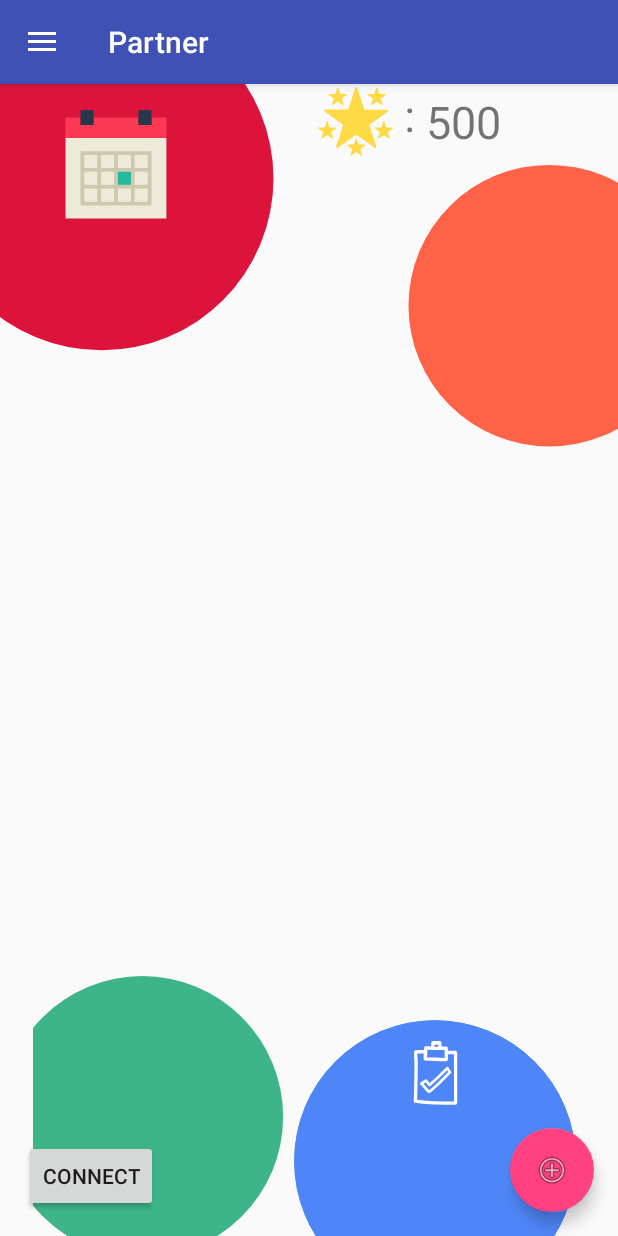
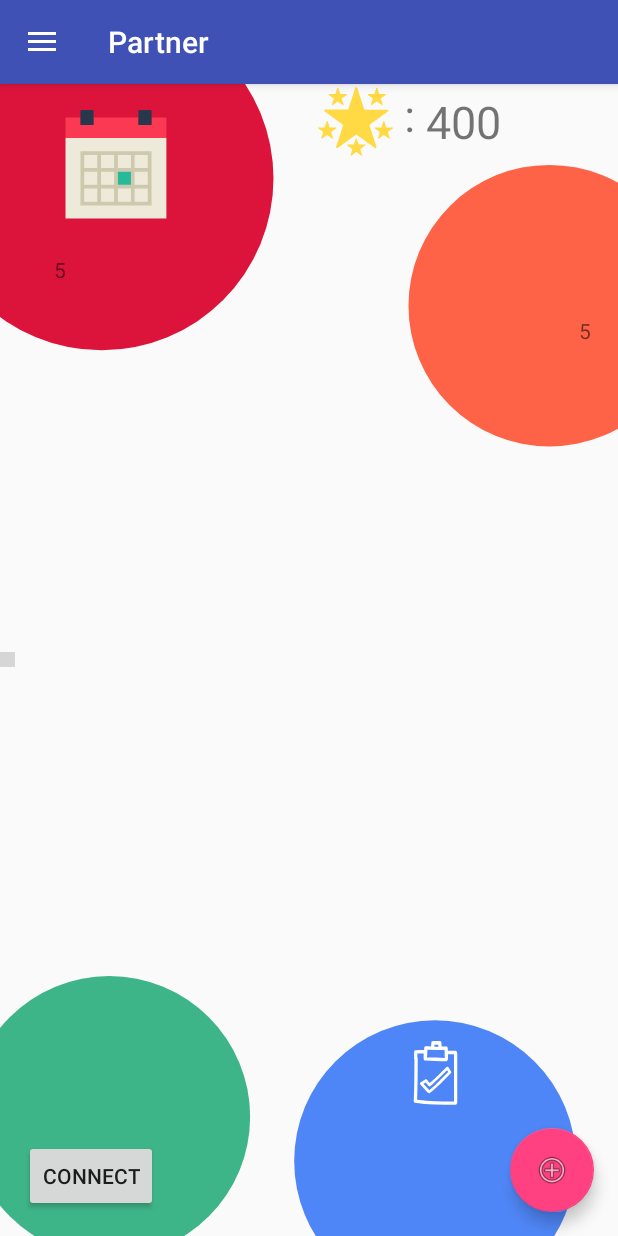
Before and after one commit to Durumari/partner, an Android app: the screen it shows after launch (MainActivity), on a phone screen of 412 x 824 dp. Run offline under Robolectric (Android 15) with nearby library versions, the phone set to English and light mode, and no system bars; libraries missing offline, so code that uses them is left out: com.naver.speech, com.perples.recosdk, net.daum.mf; 18 statements that could not run were skipped; grey boxes are pictures that could not be loaded.

Commit message:
DefaultFragment update

```diff
--- a/app/src/main/java/com/a3did/partner/fragmentlist/DefaultFragment.java
+++ b/app/src/main/java/com/a3did/partner/fragmentlist/DefaultFragment.java
@@ -4,6 +4,7 @@ import android.content.Context;
 import android.net.Uri;
 import android.os.Bundle;
 import android.app.Fragment;
+import android.support.design.widget.FloatingActionButton;
 import android.util.Log;
 import android.view.LayoutInflater;
 import android.view.View;
@@ -12,11 +13,13 @@ import android.widget.ImageView;
 
 import com.a3did.partner.account.PartnerUserInfo;
 import com.a3did.partner.account.UserManager;
+import com.a3did.partner.adapterlist.RewardListAdapter;
 import com.a3did.partner.partner.MainActivity;
 import com.a3did.partner.partner.R;
 import android.view.View.OnClickListener;
 import android.widget.TextView;
 
+import static com.a3did.partner.partner.R.id.textView;
 import static com.a3did.partner.partner.R.id.toolbar;
 
 
@@ -43,6 +46,9 @@ public class DefaultFragment extends android.support.v4.app.Fragment {
     MainActivity mActivity;
     Context mContext;
     UserManager mUserManager;
+
+    ImageView ViewVoiceActive;
+    ImageView ViewVoiceInactive;
 
     public void setContext(Context context) {
         mContext = context;
@@ -92,6 +98,47 @@ public class DefaultFragment extends android.support.v4.app.Fragment {
         for (int i = 0; i < images.length; i++) {
             images[i].setOnClickListener(mOnClickListener);
         }
+        RewardListAdapter mListAdapter = new RewardListAdapter();
+        UserManager userManager = UserManager.getInstance();
+        PartnerUserInfo userInfo = userManager.getCurrentUserInfo();
+        if(userInfo != null){
+            Log.d("ERROR", "no user info");
+            mListAdapter.setList(userInfo.mRewardInfoList);
+        }
+
+        // Setting the number of list present
+        TextView mTextViewStar = (TextView) view.findViewById(R.id.default_star_num);
+        mTextViewStar.setText(""+userInfo.mStarNumber);
+        TextView mTextViewAssist = (TextView) view.findViewById(R.id.assistanceNum);
+        mTextViewAssist.setText(""+userInfo.mScheduleInfoList.size());
+        TextView mTextViewAchieve = (TextView) view.findViewById(R.id.achieveNum);
+        mTextViewAchieve.setText(""+userInfo.mAchievementInfoList.size());
+        TextView mTextViewReward = (TextView) view.findViewById(R.id.rewardNum);
+        mTextViewReward.setText(""+userInfo.mRewardInfoList.size());
+        TextView mTextViewCompleteList = (TextView) view.findViewById(R.id.completeNum);
+        mTextViewCompleteList.setText(""+userInfo.mCompletedInfoList.size());
+
+        //Checking voice recognition is activated or not
+        // red for not activated
+        // green for activated
+        ViewVoiceActive=(ImageView) view.findViewById(R.id.circleGreen);
+        ViewVoiceInactive=(ImageView) view.findViewById(R.id.circleRed);
+        mActivity.runOnUiThread(new Runnable() {
+            @Override
+            public void run() {
+                if (mActivity.isRunning){
+                    Log.d("TEST","naver voice recognition activated");
+                    ViewVoiceActive.setVisibility(View.VISIBLE);
+                    ViewVoiceInactive.setVisibility(View.INVISIBLE);
+
+                }
+                else{
+                    Log.d("TEST","naver voice recognition not activated");
+                    ViewVoiceActive.setVisibility(View.INVISIBLE);
+                    ViewVoiceInactive.setVisibility(View.VISIBLE);
+                }
+            }
+        });
 
         return view;
     }
@@ -174,42 +221,11 @@ public class DefaultFragment extends android.support.v4.app.Fragment {
      * "http://developer.android.com/training/basics/fragments/communicating.html"
      * >Communicating with Other Fragments</a> for more information.
      */
+
     public interface OnFragmentInteractionListener {
         // TODO: Update argument type and name
         void onFragmentInteraction(Uri uri);
     }
-//    public void onClickHandler (View v)
-//    {
-//        switch (v.getId()) {
-//            case R.id.imageView1:
-//                Log.d("log", "assistance");
-//
-//                break;
-//
-//            case R.id.imageView2:
-//                Log.d("log", "Achievement");
-//                break;
-//
-//            case R.id.imageView3:
-//                Log.d("log", "Assistance");
-//                break;
-//
-//            case R.id.imageView4:
-//                Log.d("log", "Reward");
-//                break;
-//
-//            case R.id.imageMoomin:
-//                Log.d("log", "Moomin");
-//                break;
-//
-//            default:
-//                Log.d("log", "Completed List");
-//                break;
-//
-//
-//            // put your onclick code here
-//        }
-//    }
 
 
 }
--- a/app/src/main/java/com/a3did/partner/partner/MainActivity.java
+++ b/app/src/main/java/com/a3did/partner/partner/MainActivity.java
@@ -118,9 +118,8 @@ public class MainActivity extends RecoRangingActivity
     private NaverRecognizer mNaverRecognizer;
     private String mResult;
     private AudioWriterPCM writer;
-    private boolean isRunning;
+    public boolean isRunning;
     public static TextToSpeechClient ttsClient;
-
     public UserManager mUserManager;
 
     // Intent intent;
@@ -371,6 +370,7 @@ public class MainActivity extends RecoRangingActivity
                     // Start button is pushed when SpeechRecognizer's state is inactive.
                     // Run SpeechRecongizer by calling recognize().
                     mNaverRecognizer.recognize();
+
                     isRunning = true;
                 } else {
                     // This flow is occurred by pushing start button again
--- a/app/src/main/res/layout/fragment_default.xml
+++ b/app/src/main/res/layout/fragment_default.xml
@@ -11,12 +11,24 @@
     <ImageView
         android:layout_width="wrap_content"
         android:layout_height="wrap_content"
-        app:srcCompat="@drawable/ic_circle_bottomright_completed"
-        android:id="@+id/imageView4"
+        app:srcCompat="@drawable/ic_circle_top_calendar"
+        android:id="@+id/imageView1"
         android:clickable="true"
-        android:layout_alignParentBottom="true"
-        android:layout_alignParentEnd="true"
-        android:layout_alignTop="@+id/imageView3" />    <ImageView
+        android:onClick="onClickHandler"
+        android:layout_alignParentTop="true"
+        android:layout_alignParentStart="true" />
+
+    <TextView
+        android:text="assistanceNum"
+        android:layout_width="wrap_content"
+        android:layout_height="wrap_content"
+        android:layout_below="@+id/linearLayout"
+        android:layout_alignParentStart="true"
+        android:layout_marginStart="36dp"
+        android:layout_marginTop="64dp"
+        android:id="@+id/assistanceNum" />
+
+    <ImageView
         android:layout_width="wrap_content"
         android:layout_height="wrap_content"
         app:srcCompat="@drawable/ic_circle_bottomright_completed"
@@ -27,15 +39,14 @@
         android:layout_alignTop="@+id/imageView3" />
 
 
-    <ImageView
+    <TextView
+        android:text="rewardNum"
         android:layout_width="wrap_content"
         android:layout_height="wrap_content"
-        app:srcCompat="@drawable/ic_circle_top_calendar"
-        android:id="@+id/imageView1"
-        android:clickable="true"
-        android:onClick="onClickHandler"
-        android:layout_alignParentTop="true"
-        android:layout_alignParentStart="true" />
+        android:layout_above="@+id/completeNum"
+        android:layout_alignEnd="@+id/assistanceNum"
+        android:layout_marginEnd="15dp"
+        android:id="@+id/rewardNum" />
 
     <ImageView
         android:layout_width="wrap_content"
@@ -46,17 +57,17 @@
         android:layout_below="@+id/linearLayout"
         android:layout_alignParentEnd="true" />
 
-    <ImageView
+    <TextView
+        android:text="completeNum"
         android:layout_width="wrap_content"
         android:layout_height="wrap_content"
-        app:srcCompat="@drawable/ic_circle_red__left_bottom"
-        android:id="@+id/imageView3"
-        android:clickable="true"
+        android:layout_marginBottom="31dp"
+        android:id="@+id/completeNum"
         android:layout_alignParentBottom="true"
-        android:layout_alignParentStart="true"
-        android:layout_alignEnd="@+id/imageView1" />
+        android:layout_alignEnd="@+id/achieveNum"
+        android:layout_marginEnd="34dp" />
 
- <LinearLayout
+    <LinearLayout
         android:layout_width="match_parent"
         android:layout_height="wrap_content"
         android:orientation="horizontal"
@@ -94,4 +105,42 @@
             android:id="@+id/default_star_num">
         </TextView>
     </LinearLayout>
+
+    <TextView
+        android:text="achieveNum"
+        android:layout_width="wrap_content"
+        android:layout_height="wrap_content"
+        android:id="@+id/achieveNum"
+        tools:text="achieveNum"
+        android:layout_below="@+id/assistanceNum"
+        android:layout_alignParentEnd="true"
+        android:layout_marginEnd="18dp"
+        android:layout_marginTop="21dp" />
+
+    <ImageView
+        android:layout_width="wrap_content"
+        android:layout_height="wrap_content"
+        app:srcCompat="@drawable/ic_circle_red__left_bottom"
+        android:id="@+id/imageView3"
+        android:clickable="true"
+        android:layout_alignParentBottom="true"
+        android:layout_alignParentStart="true" />
+
+    <ImageView
+        android:layout_width="10dp"
+        android:layout_height="10dp"
+        app:srcCompat="@mipmap/ic_circle_green"
+        android:id="@+id/circleGreen"
+        android:layout_centerVertical="true"
+        android:layout_alignParentStart="true" />
+
+
+    <ImageView
+        android:layout_width="10dp"
+        android:layout_height="10dp"
+        app:srcCompat="@mipmap/ic_circle_red"
+        android:id="@+id/circleRed"
+        android:layout_alignTop="@+id/circleGreen"
+        android:layout_alignParentStart="true" />
+
 </RelativeLayout>
```
